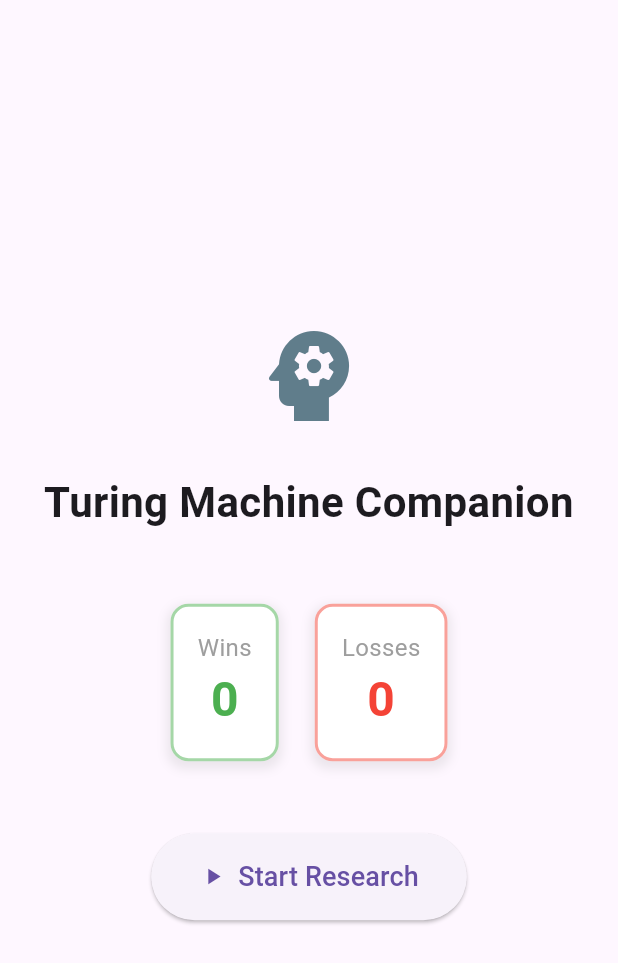
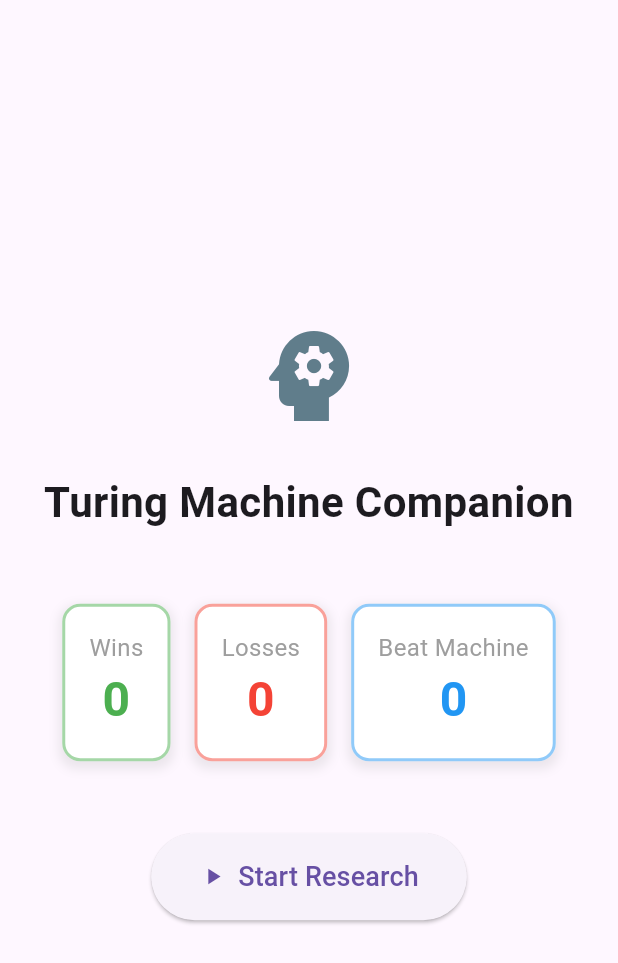
Before and after one commit to alexlamb10/turing_machine_card, a Flutter app: the screen it shows after launch, on a phone screen of 412 x 824 dp. Shown: the top 963 px of the screen. Run offline on Flutter 3.47's test engine with Material 3 defaults, Android fonts, the phone set to English and light mode, and no system bars; our stand-ins replace shared_preferences.

Commit message:
Update game over flow with two-step dialog and stats, fix grid tap cycling

```diff
--- a/lib/models/game_state.dart
+++ b/lib/models/game_state.dart
@@ -22,7 +22,7 @@ class GameState extends ChangeNotifier {
     if (_grid[col][number - 1] == CellState.unknown) {
       _grid[col][number - 1] = CellState.crossed;
     } else if (_grid[col][number - 1] == CellState.crossed) {
-      _grid[col][number - 1] = CellState.unknown;
+      _grid[col][number - 1] = CellState.circled;
     } else {
       // If it was circled, uncircle it to unknown
       _grid[col][number - 1] = CellState.unknown;
--- a/lib/models/stats_state.dart
+++ b/lib/models/stats_state.dart
@@ -4,10 +4,12 @@ import 'package:shared_preferences/shared_preferences.dart';
 class StatsState extends ChangeNotifier {
   int _wins = 0;
   int _losses = 0;
+  int _machineBeats = 0;
   bool _isLoading = true;
 
   int get wins => _wins;
   int get losses => _losses;
+  int get machineBeats => _machineBeats;
   bool get isLoading => _isLoading;
 
   StatsState() {
@@ -18,6 +20,7 @@ class StatsState extends ChangeNotifier {
     final prefs = await SharedPreferences.getInstance();
     _wins = prefs.getInt('wins') ?? 0;
     _losses = prefs.getInt('losses') ?? 0;
+    _machineBeats = prefs.getInt('machineBeats') ?? 0;
     _isLoading = false;
     notifyListeners();
   }
@@ -35,4 +38,11 @@ class StatsState extends ChangeNotifier {
     await prefs.setInt('losses', _losses);
     notifyListeners();
   }
+
+  Future<void> addMachineBeat() async {
+    _machineBeats++;
+    final prefs = await SharedPreferences.getInstance();
+    await prefs.setInt('machineBeats', _machineBeats);
+    notifyListeners();
+  }
 }
--- a/lib/screens/landing_screen.dart
+++ b/lib/screens/landing_screen.dart
@@ -26,12 +26,14 @@ class LandingScreen extends StatelessWidget {
                   textAlign: TextAlign.center,
                 ),
                 const SizedBox(height: 48),
-                Row(
-                  mainAxisAlignment: MainAxisAlignment.center,
+                Wrap(
+                  alignment: WrapAlignment.center,
+                  spacing: 16,
+                  runSpacing: 16,
                   children: [
                     _buildStatCard('Wins', stats.wins, Colors.green),
-                    const SizedBox(width: 24),
                     _buildStatCard('Losses', stats.losses, Colors.red),
+                    _buildStatCard('Beat Machine', stats.machineBeats, Colors.blue),
                   ],
                 ),
                 const SizedBox(height: 48),
```
Also changed, not shown: lib/screens/home_screen.dart (+37 -5 lines).
